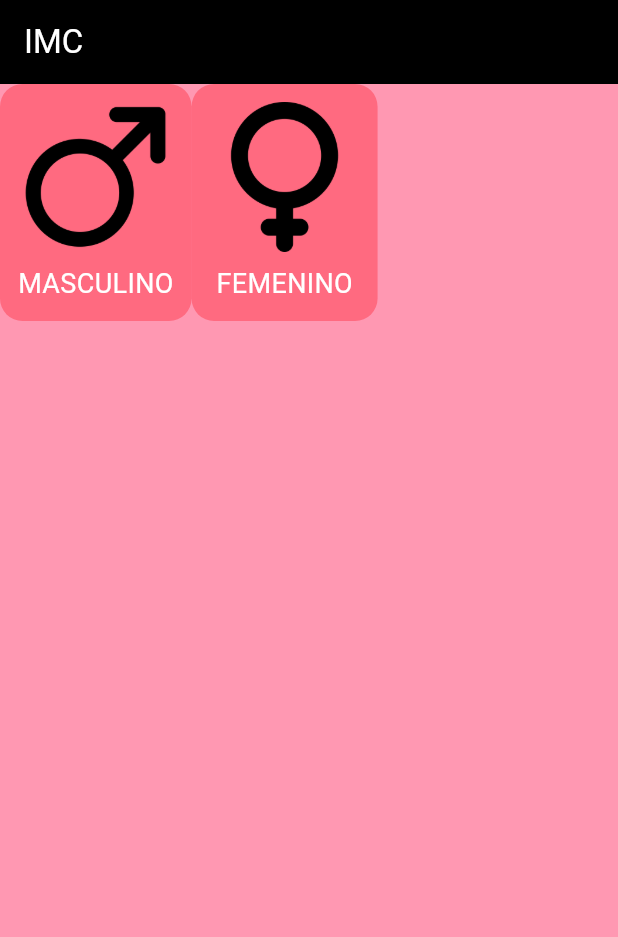
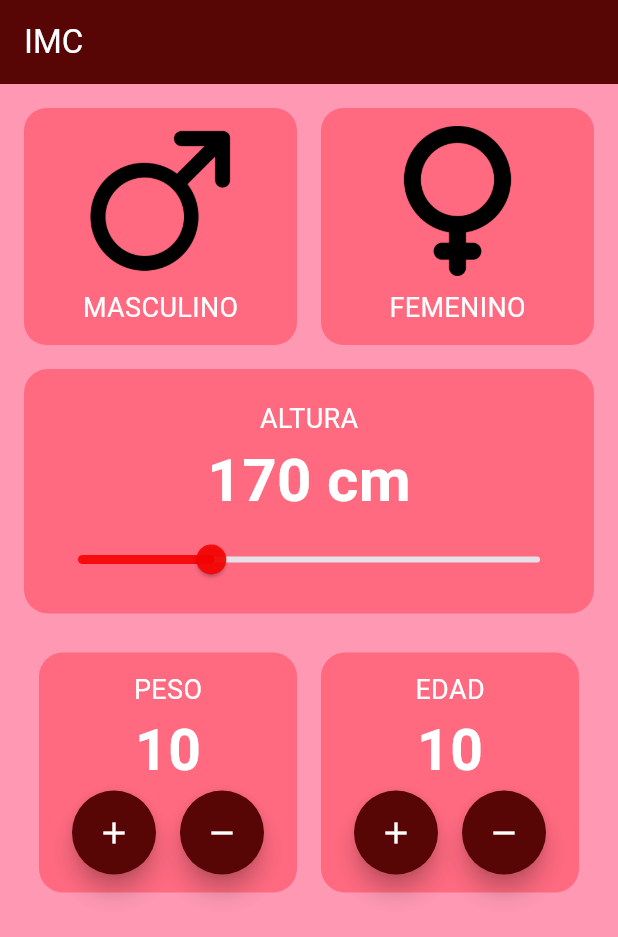
Before and after one commit to Grupo4XD/imc, a Flutter app: the screen it shows after launch, on a phone screen of 412 x 824 dp. Shown: the top 937 px of the screen. Run offline on Flutter 3.47's test engine with Material 3 defaults, Android fonts, the phone set to English and light mode, and no system bars.

Commit message:
Haciendo el commit otra vez

```diff
--- a/lib/components/gender_selector.dart
+++ b/lib/components/gender_selector.dart
@@ -17,9 +17,20 @@ class _GenderSelectorState extends State<GenderSelector> {
     return Row(
       children: [
         //Hombre
-        Container(
+        Expanded(
+          //El widget sera clicleable con este metodo
+          child: GestureDetector(
+            onTap: (){
+              setState(() {
+                //Este metodod siempre se llama siempre que modifiquemos el UI, y siempre se pone para hacer algun cambie en un stateful
+                selectedGender = "Masculino";
+              });
+            },
+            child: Padding(
+              padding: const EdgeInsets.only(left: 16,bottom:16,top: 16, right: 8),
+              child: Container(
                 decoration: BoxDecoration(
-            color: selectedGender =="Masculino" ?
+                  color: selectedGender == "Masculino" ?
                   AppColors.backgroundComponentSelected:
                   AppColors.backgroundComponent
                   ,
@@ -39,8 +50,20 @@ class _GenderSelectorState extends State<GenderSelector> {
                   ),
                 ),
               ),
+            ),
+          ),
+        ),
         //Mujer
-        Container(
+        Expanded(
+          child: GestureDetector(
+            onTap: (){
+              setState(() {
+                selectedGender = "Femenino";
+              });
+            },
+            child: Padding(
+              padding: const EdgeInsets.only(top: 16,bottom: 16,right: 16,left: 8),
+              child: Container(
                 decoration: BoxDecoration(
                   color: selectedGender =="Femenino" ?
                   AppColors.backgroundComponentSelected:
@@ -66,6 +89,9 @@ class _GenderSelectorState extends State<GenderSelector> {
                   ],
                 ),
               ),
+            ),
+          ),
+        ),
       ],
     );
   }
--- /dev/null
+++ b/lib/components/height_selector.dart
@@ -0,0 +1,54 @@
+import 'package:flutter/material.dart';
+import 'package:imc_calculadora/core/app_colors.dart';
+import 'package:imc_calculadora/core/text_styles.dart';
+
+class HeightSelector extends StatefulWidget {
+  const HeightSelector({super.key});
+
+  @override
+  State<HeightSelector> createState() => _HeightSelectorState();
+}
+
+class _HeightSelectorState extends State<HeightSelector> {
+
+  double height = 170;
+  @override
+  Widget build(BuildContext context) {
+    return Padding(
+      padding: const EdgeInsets.only(left: 16,right: 16),
+      child: Container(
+        decoration: BoxDecoration(
+          color: AppColors.backgroundComponent,
+          borderRadius: BorderRadius.circular(16),
+        ),
+        child: Padding(
+          padding: const EdgeInsets.all(12),
+          child: Column(
+            children: [
+              Padding(
+                padding: const EdgeInsets.only(top:8),
+                child: Text("ALTURA",style: TextStyles.bodyText),
+              ),
+              Text("${height.toStringAsFixed(0)} cm",style: TextStyle(
+                color: Colors.white,
+                fontSize: 40,
+                fontWeight: FontWeight.bold,
+              ),),
+              //Slider es una barra de estado, onchanged su value es el valor que devuelve la funcion
+              Slider(value: height, onChanged: (medicion){
+                setState(() {
+                   height = medicion;
+                });
+               //Cantidad minima y maxima y las divisones son el rango entre el minimoy maximo para que vaya de uno en uno
+               //El activeColor es para la barra
+               //Label se ve cuando movemos la barra
+              },min: 150,max: 220,divisions: 70,
+              label: "${height.toStringAsFixed(0)}",
+              activeColor: AppColors.accent,)
+            ],
+          ),
+        ),
+      ),
+    );
+  }
+}
--- /dev/null
+++ b/lib/components/number_selector.dart
@@ -0,0 +1,61 @@
+import 'package:flutter/material.dart';
+import 'package:imc_calculadora/core/app_colors.dart';
+import 'package:imc_calculadora/core/text_styles.dart';
+
+class NumberSelector extends StatefulWidget {
+  final String title;
+  final Function() onIncrement;
+
+  //Se recibimos arguments lo ponemos despues del padre para que guarde su valor
+  const NumberSelector({super.key, required this.title, required this.onIncrement});
+
+  @override
+  State<NumberSelector> createState() => _NumberSelectorState();
+}
+
+class _NumberSelectorState extends State<NumberSelector> {
+  @override
+  Widget build(BuildContext context) {
+    return Container(
+      decoration: BoxDecoration(
+        color: AppColors.backgroundComponent,
+        borderRadius: BorderRadius.circular(16),
+      ),
+      child: Padding(
+        padding: const EdgeInsets.all(12.0),
+        child: Column(
+          children: [
+            //Con la clase widget. podemos llamar a los atributos de la clase
+            Text(widget.title, style: TextStyles.bodyText,
+            ),
+            Text("10",style: TextStyles.numberText,),
+            Row(
+              //Para usar el mainaxis, entonces debemos hacer que cada contenedor ocupe todo el espcio puede ser con expanded
+              mainAxisAlignment: MainAxisAlignment.center,
+              children: [
+                //shape: Recibe un tipo de borde para los botones
+                FloatingActionButton(
+                  onPressed: () {
+                    //Por lo general el setstate se pónecuando se interactua con un boton
+                    widget.onIncrement();
+                  },
+                  shape: CircleBorder(),
+                  backgroundColor: AppColors.primary,
+                  child: Icon(Icons.add, color: Colors.white),
+                ),
+                //Importante sized box es como un widget vacio
+                SizedBox(width: 16),
+                FloatingActionButton(
+                  onPressed: () {},
+                  shape: CircleBorder(),
+                  backgroundColor: AppColors.primary,
+                  child: Icon(Icons.remove, color: Colors.white),
+                ),
+              ],
+            ),
+          ],
+        ),
+      ),
+    );
+  }
+}
--- a/lib/core/app_colors.dart
+++ b/lib/core/app_colors.dart
@@ -3,12 +3,12 @@ import 'dart:ui';
 
 class AppColors {
   //Acceder a los valores sin crear una instancia
-  static const Color primary = Color(0xFF000000);
+  static const Color primary = Color.fromARGB(255, 87, 5, 5);
   static const Color secundary = Color.fromARGB(235, 10, 25, 230);
-  static const Color accent = Color(0xF4E8F801);
+  static const Color accent = Color.fromARGB(230, 248, 1, 1);
 
   //Backgrounds colors
   static const Color background = Color(0x67FF0040);
   static const Color backgroundComponent = Color(0x4EFF000D);
-  static const Color backgroundComponentSelected = Color(0x545900FF);
+  static const Color backgroundComponentSelected = Color.fromARGB(255, 255, 0, 0);
 }
--- a/lib/core/text_styles.dart
+++ b/lib/core/text_styles.dart
@@ -4,4 +4,9 @@ import 'package:flutter/material.dart';
 
 class TextStyles {
   static const TextStyle bodyText = TextStyle(color: Colors.white, fontSize: 18);
+  static const TextStyle numberText = TextStyle(
+    color: Colors.white,
+    fontSize: 38,
+    fontWeight: FontWeight.bold,
+  );
 }
--- a/lib/screens/imc_home-screen.dart
+++ b/lib/screens/imc_home-screen.dart
@@ -3,6 +3,8 @@
 
 import 'package:flutter/material.dart';
 import 'package:imc_calculadora/components/gender_selector.dart';
+import 'package:imc_calculadora/components/height_selector.dart';
+import 'package:imc_calculadora/components/number_selector.dart';
 
 class ImcHomeScreen extends StatefulWidget {
   const ImcHomeScreen({super.key});
@@ -12,11 +14,33 @@ class ImcHomeScreen extends StatefulWidget {
 }
 
 class _ImcHomeScreen extends State<ImcHomeScreen> {
+  int SelectedAge = 20;
+  int SelectedWeight = 80;
+
   @override
   Widget build(BuildContext context) {
-    return const Column(
+    return Column(
       children: [
-        GenderSelector()
+        GenderSelector(),
+        HeightSelector(),
+        Padding(
+          padding: EdgeInsets.all(26.0),
+          child: Row(
+            children: [
+              //El expanded hace que cada widget ocupe todo el contendio en un row o columkn
+              Expanded(
+                child: NumberSelector(
+                  title: "PESO",
+                  onIncrement: (){
+                    SelectedWeight++;
+                  }
+                ),
+              ),
+              SizedBox(width: 16),
+              Expanded(child: NumberSelector(title: "EDAD",onIncrement: (){},)),
+            ],
+          ),
+        ),
       ],
     );
   }
```
Lines whose indentation alone changed are shown as unchanged.
